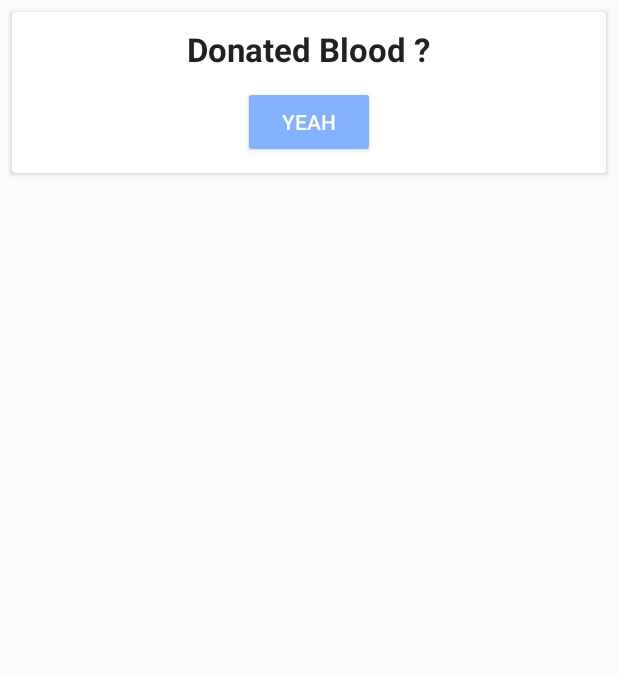
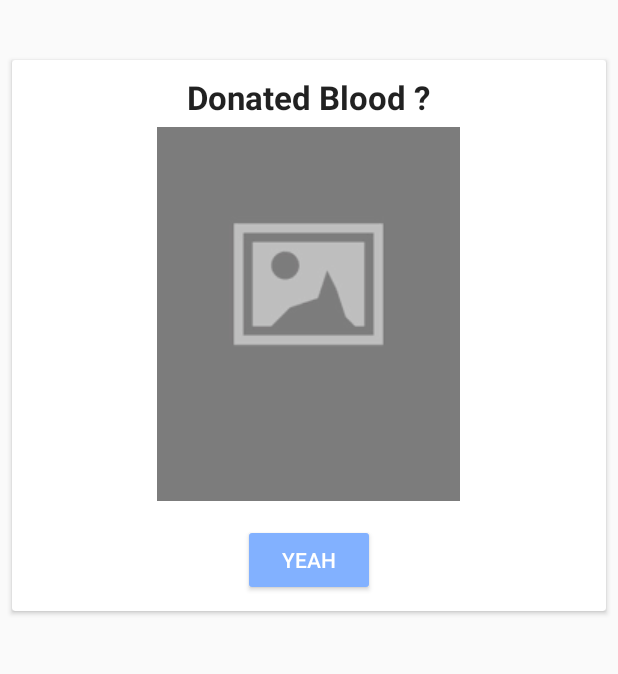
Before and after one commit to Arunm619/BloodBank, an Android app: the HomeFragment screen opened directly, with no data from a screen before it, tab 4 chosen, on a phone screen of 412 x 824 dp, the part 156-830 px from its top. Run offline under Robolectric (Android 15) with nearby library versions, the phone set to English and light mode, and no system bars; our stand-ins replace Firebase (no records; nobody signed in at launch, a user with empty details on screens opened directly); libraries missing offline, so code that uses them is left out: cn.iwgang.countdownview, com.afollestad.materialdialogs, com.rengwuxian.materialedittext; plain views replace CountdownView, MaterialEditText; 1 statement that could not run was skipped.

```diff
--- a/app/src/main/java/com/atribus/bloodbankyrc/MainActivity.java
+++ b/app/src/main/java/com/atribus/bloodbankyrc/MainActivity.java
@@ -49,8 +49,8 @@ public class MainActivity extends AppCompatActivity {
         database = FirebaseDatabase.getInstance();
         myRef = database.getReference("messages");
 
-        title = (EditText) findViewById(R.id.title);
-        message = (EditText) findViewById(R.id.message);
+        title = findViewById(R.id.title);
+        message = findViewById(R.id.message);
 
     }
 
@@ -68,5 +68,5 @@ public class MainActivity extends AppCompatActivity {
     }
 
     public void sendMessage(View view) {
-       }
+    }
 }
--- a/app/src/main/res/layout/fragment_helper.xml
+++ b/app/src/main/res/layout/fragment_helper.xml
@@ -9,6 +9,7 @@
 
     <!--Donated Details-->
     <RelativeLayout
+
         android:id="@+id/RLDonatedDetails"
         android:layout_width="match_parent"
         android:layout_height="match_parent">
@@ -18,12 +19,16 @@
             android:layout_width="match_parent"
             android:layout_height="wrap_content"
             android:layout_gravity="center"
-            android:layout_margin="08dp"
+            android:layout_marginBottom="08dp"
+            android:layout_marginLeft="08dp"
+            android:layout_marginRight="08dp"
+            android:layout_marginTop="40dp"
             android:visibility="visible"
             card_view:cardCornerRadius="2dp"
             card_view:contentPadding="10dp">
 
             <RelativeLayout
+
                 android:layout_width="match_parent"
                 android:layout_height="wrap_content">
 
@@ -36,13 +41,22 @@
                     android:textAppearance="@style/Base.TextAppearance.AppCompat.Large"
                     android:textStyle="bold" />
 
+                <ImageView
+                    android:id="@+id/imgviewdonatedbloodq"
+                    android:layout_width="wrap_content"
+                    android:layout_height="wrap_content"
+                    android:layout_below="@id/donatedbloodrecentlytv"
+                    android:layout_centerInParent="true"
+                    android:layout_margin="5dp"
+                    android:foregroundGravity="center"
+                    android:src="@drawable/placeholder" />
 
                 <Button
                     android:id="@+id/btn_donatedbloodq"
                     style="@style/Widget.AppCompat.Button.Colored"
                     android:layout_width="wrap_content"
                     android:layout_height="wrap_content"
-                    android:layout_below="@id/donatedbloodrecentlytv"
+                    android:layout_below="@id/imgviewdonatedbloodq"
                     android:layout_centerHorizontal="true"
                     android:layout_marginTop="10dp"
                     android:text="@string/yeah" />
@@ -60,19 +74,24 @@
             card_view:cardCornerRadius="2dp"
             card_view:contentPadding="10dp">
 
-            <RelativeLayout
+            <ScrollView
+                android:layout_width="match_parent"
+                android:layout_height="wrap_content">
+
+                <LinearLayout
                     android:id="@+id/form"
                     android:layout_width="match_parent"
-                android:layout_height="match_parent"
-                android:layout_margin="8dp">
+
+                    android:layout_height="wrap_content"
+                    android:layout_margin="8dp"
+                    android:orientation="vertical">
 
                     <TextView
                         android:id="@+id/tvdonationdetails"
                         android:layout_width="wrap_content"
                         android:layout_height="wrap_content"
-                    android:layout_centerHorizontal="true"
+                        android:layout_gravity="center"
                         android:text="@string/Donation"
-
                         android:textAppearance="@style/Base.TextAppearance.AppCompat.Large"
                         android:textStyle="bold" />
 
@@ -84,7 +103,6 @@
 
 
                         android:layout_height="wrap_content"
-                    android:layout_below="@id/tvdonationdetails"
 
                         android:hint="@string/Location"
                         app:met_floatingLabel="highlight"
@@ -99,7 +117,6 @@
 
 
                         android:layout_height="wrap_content"
-                    android:layout_below="@id/et_location"
 
                         android:hint="@string/Hospital"
                         app:met_floatingLabel="highlight"
@@ -112,7 +129,6 @@
                         android:id="@+id/et_dateofdonation"
                         android:layout_width="match_parent"
                         android:layout_height="wrap_content"
-                    android:layout_below="@id/et_Hospitalname"
                         android:focusable="false"
                         android:hint="@string/dateofdonation"
                         app:met_floatingLabel="normal"
@@ -125,13 +141,14 @@
                         style="@style/Widget.AppCompat.Button.Colored"
                         android:layout_width="wrap_content"
                         android:layout_height="wrap_content"
-                    android:layout_below="@id/et_dateofdonation"
-                    android:layout_centerInParent="true"
-                    android:layout_centerVertical="true"
+                        android:layout_gravity="center"
                         android:layout_marginBottom="3dp"
                         android:gravity="center"
                         android:text="@string/ButtonSubmit" />
-            </RelativeLayout>
+                </LinearLayout>
+
+            </ScrollView>
+
         </android.support.v7.widget.CardView>
 
         <!--cv_countdowntonextdonation-->
@@ -189,7 +206,7 @@
                     android:layout_height="wrap_content"
                     android:layout_gravity="center_horizontal"
                     android:layout_marginTop="20dp"
-                    android:visibility="gone"
+                    android:visibility="visible"
                     app:isShowDay="true"
 
                     app:isShowHour="true"
--- a/app/src/main/res/values/strings.xml
+++ b/app/src/main/res/values/strings.xml
@@ -160,6 +160,7 @@
     <string name="share">Share</string>
     <string name="NoDonations">No Requests Available.</string>
     <string name="NoPosts">No posts Found</string>
+    <string name="recentDonation">Recent Donation on</string>
 
 
 </resources>
```
Also changed, not shown: app/src/main/AndroidManifest.xml (+10 -1 lines), app/src/main/java/com/atribus/bloodbankyrc/Fragments/HelperFragment.java (+55 -14 lines), app/src/main/java/com/atribus/bloodbankyrc/SignUp.java (+4 -10 lines), app/src/main/java/com/atribus/bloodbankyrc/Utils/FCMService.java (+24 -21 lines). Lines whose indentation alone changed are shown as unchanged.
